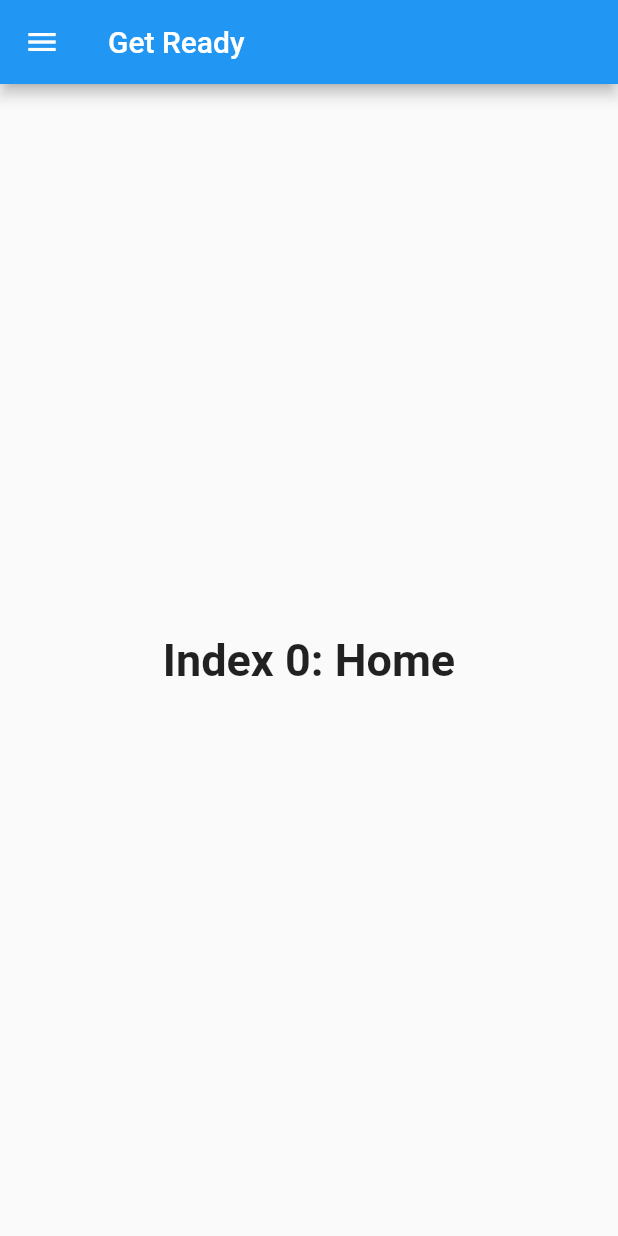
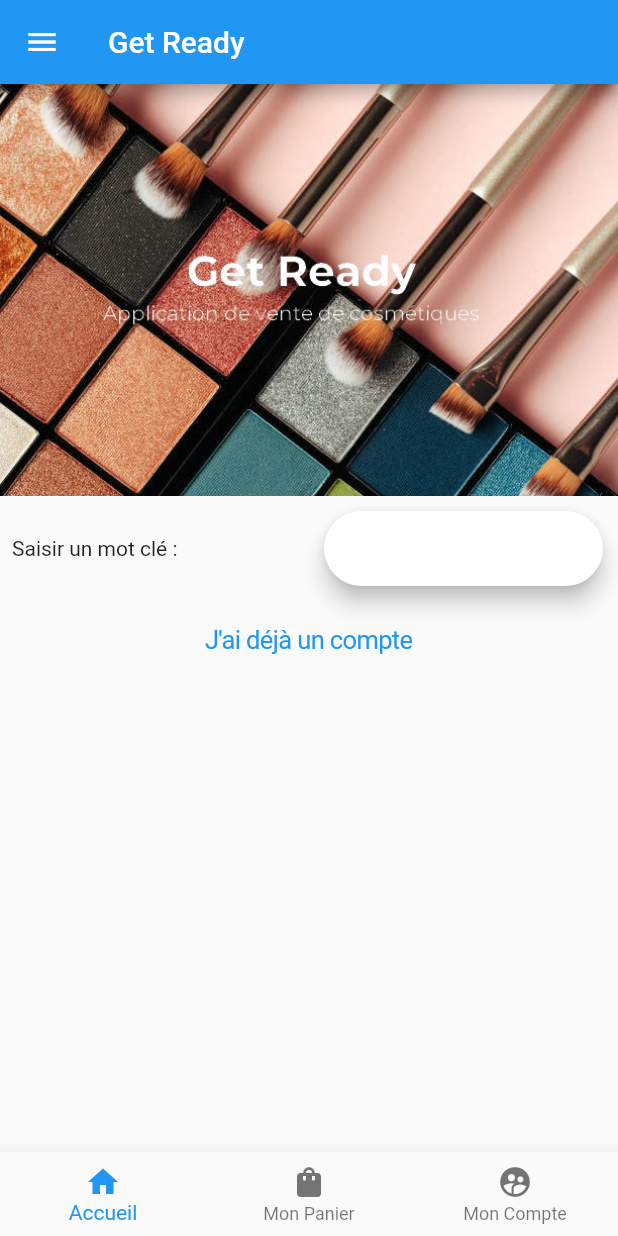
Before and after one commit to thaisbrun/get_ready, a Flutter app: the screen it shows after launch, on a phone screen of 412 x 824 dp. Run offline on Flutter 3.47's test engine with Material 2 defaults, Android fonts, the phone set to English and light mode, and no system bars; our stand-ins replace cloud_firestore, firebase_auth, firebase_core; accounts and stored records are empty.

Commit message:
avancement du 20/10

```diff
--- a/lib/main.dart
+++ b/lib/main.dart
@@ -1,8 +1,11 @@
+import 'package:cloud_firestore/cloud_firestore.dart';
 import 'package:firebase_core/firebase_core.dart';
+import 'package:flutter/cupertino.dart';
 import 'package:flutter/material.dart';
 import 'package:get_ready/pages/EyesPage.dart';
 import 'package:get_ready/pages/browPage.dart';
 import 'package:get_ready/pages/connexion.dart';
+import 'package:get_ready/pages/getProduct.dart';
 import 'package:get_ready/pages/homePage.dart';
 import 'package:get_ready/pages/lipsPage.dart';
 import 'package:get_ready/pages/myAccount.dart';
@@ -45,20 +48,6 @@ class MyHomePage extends StatefulWidget {
 class _MyHomePageState extends State<MyHomePage> {
   int _selectedIndex = 0;
   static const TextStyle optionStyle = TextStyle(fontSize: 30, fontWeight: FontWeight.bold);
-  static const List<Widget> _widgetOptions = <Widget>[
-    Text(
-      'Index 0: Home',
-      style: optionStyle,
-    ),
-    Text(
-      'Index 1: Business',
-      style: optionStyle,
-    ),
-    Text(
-      'Index 2: School',
-      style: optionStyle,
-    ),
-  ];
 
   void _onItemTapped(int index) {
     setState(() {
@@ -71,7 +60,155 @@ class _MyHomePageState extends State<MyHomePage> {
     return Scaffold(
       appBar: AppBar(title: Text(widget.title)),
       body: Center(
-        child: _widgetOptions[_selectedIndex],
+        child: Column(
+          children: [
+            Image.asset("assets/images/homeImg.jpg"),
+            Container(
+              child: const Row(
+                children: [
+                  Expanded(
+                    child: Padding(
+                      padding: EdgeInsets.all(8.0),
+                      child: Text('Saisir un mot clé :'),
+                    ),
+                  ),
+                  Expanded(
+                    child:Padding(
+                      padding: EdgeInsets.all(10.0),
+                      child: SearchBar(
+                          constraints: BoxConstraints(minWidth: 0.0, maxWidth: 300.0, minHeight: 50.0)
+                      ),
+                    ),
+                  ),
+                ],
+              ),
+            ),
+            Container(
+              child: CupertinoButton(
+                child: const Text("J'ai déjà un compte"),
+                onPressed: () {
+                  Navigator.push(
+                    context,
+                    CupertinoPageRoute(builder: (context) => const MyAccount()),
+                  );
+                },
+              ),
+            ),
+            /*     Container(
+               child: Row(
+                  children: [
+                  const Expanded(
+                    child: Padding(
+                      padding: EdgeInsets.all(8.0),
+                      child: Text('Choisir une catégorie :'),
+                    ),
+                  ),
+                    Flexible(
+                    child:Expanded(
+                      child:Padding(
+                        padding: EdgeInsets.all(10.0),
+                        child: StreamBuilder(
+                        stream: FirebaseFirestore.instance.collection("Categories").orderBy("libelle").snapshots(),
+                        builder: (context, snapshot) {
+                        List<DropdownMenuItem> listeCategories = [];
+                        if (snapshot.connectionState == ConnectionState.waiting) {
+                          return const CircularProgressIndicator();
+                        }
+                        if (!snapshot.hasData) {
+                          return const Text("Aucune catégorie");
+                        }
+                        final categories = snapshot.data?.docs.reversed.toList();
+                        listeCategories.add(const DropdownMenuItem(
+                        value:'0',
+                          child: Text('Sélectionner catégorie'),
+                        ));
+                        for(var categorie in categories!){
+                          listeCategories.add(DropdownMenuItem(
+                          value: categorie.id,
+                          child: Text(categorie['libelle'],
+                          ),
+                          ),
+                        );
+                        }
+
+                        return DropdownButtonFormField(
+                        items: listeCategories,
+                          value:selectedCategorie,
+                          onChanged: (value){
+                          setState(() {
+                            selectedCategorie = value!;
+                        });
+                          },
+                          isExpanded: false,
+                        );
+                        }),
+                    ),
+                ),
+            ),
+          ],
+      ),
+             ), */
+            Container(
+              child: Flexible(
+                child:Padding(
+                  padding: const EdgeInsets.all(8.0),
+                  child: StreamBuilder(
+                    stream: FirebaseFirestore.instance.collection("Produits").orderBy("libelle").snapshots(),
+                    builder: (BuildContext context, AsyncSnapshot<QuerySnapshot> snapshot) {
+
+                      if (snapshot.connectionState == ConnectionState.waiting) {
+                        return const CircularProgressIndicator();
+                      }
+
+                      if (!snapshot.hasData) {
+                        return const Text("Aucun produit");
+                      }
+
+                      List<dynamic> products = [];
+                      snapshot.data!.docs.forEach((element) {
+                        products.add(element);
+                      });
+
+                      return ListView.builder(
+                        itemCount: products.length,
+                        itemBuilder: (context, index) {
+                          final product = products[index];
+                          final libelle = product['libelle'];
+                          final mesure = product['mesure'];
+                          final description = product['description'];
+                          final conseilUtil = product['conseilUtil'];
+                          final prix = product['prix'];
+
+                          return Card(
+                            child: ListTile(
+                              dense: true,
+                              visualDensity: const VisualDensity(vertical: 1),                              title: Text('$libelle'),
+                              textColor: Colors.pink,
+                              trailing: const Icon(Icons.open_in_new),
+                              onTap: () {
+                                Navigator.push(
+                                  context,
+                                  MaterialPageRoute(
+                                    builder: (context) => const GetProduct(),
+                                    // Pass the arguments as part of the RouteSettings. The
+                                    // DetailScreen reads the arguments from these settings.
+                                    settings: RouteSettings(
+                                      arguments: products[index],
+                                    ),
+                                  ),
+                                );
+                              },
+                            ),
+                          );
+                        },
+                      );
+                    },
+                  ),
+                ),
+              ),
+            ),
+          ],
+        ),
       ),
       drawer: Drawer(
         // Add a ListView to the drawer. This ensures the user can scroll
@@ -138,41 +275,29 @@ class _MyHomePageState extends State<MyHomePage> {
                 );
               },
             ),
-
-      /*   A METTRE DANS UN FOOTER
-         ListTile(
-              title: const Text('Mon compte'),
-              selected: _selectedIndex == 1,
-              onTap: () {
-                Navigator.push(
-                context,
-                MaterialPageRoute(builder: (context) => const MyAccount()),
-              );
-              },
-            ),
-            ListTile(
-              title: const Text('Connexion'),
-              selected: _selectedIndex == 2,
-              onTap: () {
-                Navigator.push(
-                  context,
-                  MaterialPageRoute(builder: (context) => const Connexion()),
-                );
-              },
-            ),
-            ListTile(
-              title: const Text('Accueil'),
-              selected: _selectedIndex == 3,
-              onTap: () {
-                Navigator.push(
-                  context,
-                  MaterialPageRoute(builder: (context) => const HomePage()),
-                );
-              },
-            ),*/
           ],
         ),
+
       ),
+    bottomNavigationBar: BottomNavigationBar(
+    items: const <BottomNavigationBarItem>[
+    BottomNavigationBarItem(
+    icon: Icon(Icons.home),
+    label: 'Accueil',
+    ),
+    BottomNavigationBarItem(
+    icon: Icon(Icons.shopping_bag),
+    label: 'Mon Panier',
+    ),
+    BottomNavigationBarItem(
+    icon: Icon(Icons.supervised_user_circle_sharp),
+    label: 'Mon Compte',
+    )
+    ],
+      onTap: _onItemTapped,
+      currentIndex: _selectedIndex,
+
+    ),
     );
   }
 }
--- a/lib/pages/homePage.dart
+++ b/lib/pages/homePage.dart
@@ -3,9 +3,9 @@ import 'package:firebase_core/firebase_core.dart';
 import 'package:flutter/cupertino.dart';
 import 'package:flutter/material.dart';
 import 'package:get_ready/main.dart';
-
 import 'getProduct.dart';
 import 'myAccount.dart';
+
 class HomePage extends StatefulWidget {
   const HomePage({Key? key}) : super(key: key);
 
```
